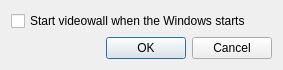
Old version of the form client/src/ui/dialogs/videowall_settings_dialog.ui in the repository networkoptix/nx_open.
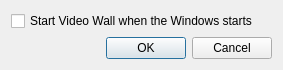
New version of the form.

Commit message:
Bug #3394: Change dialog "Video wall Settings" for Linux/Mac OS X
<==== Mercurial data ====>
Branch: master

Patch:
```diff
--- a/client/src/ui/dialogs/videowall_settings_dialog.ui
+++ b/client/src/ui/dialogs/videowall_settings_dialog.ui
@@ -17,7 +17,7 @@
    <item>
     <widget class="QCheckBox" name="autoRunCheckBox">
      <property name="text">
-      <string>Start videowall when the Windows starts</string>
+      <string>Start Video Wall when the Windows starts</string>
      </property>
     </widget>
    </item>
```
Left out of the diff: 2 changed lines with no effect on the pictures. The commit also changes 6 other files.
